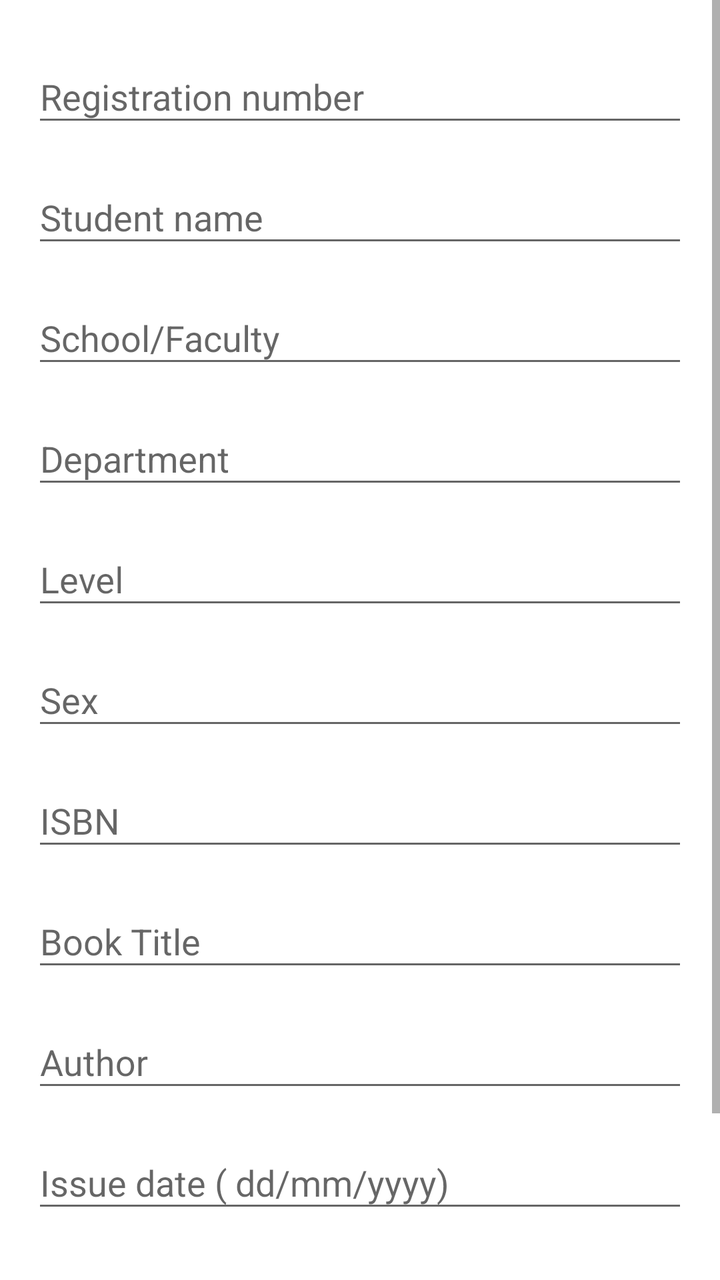
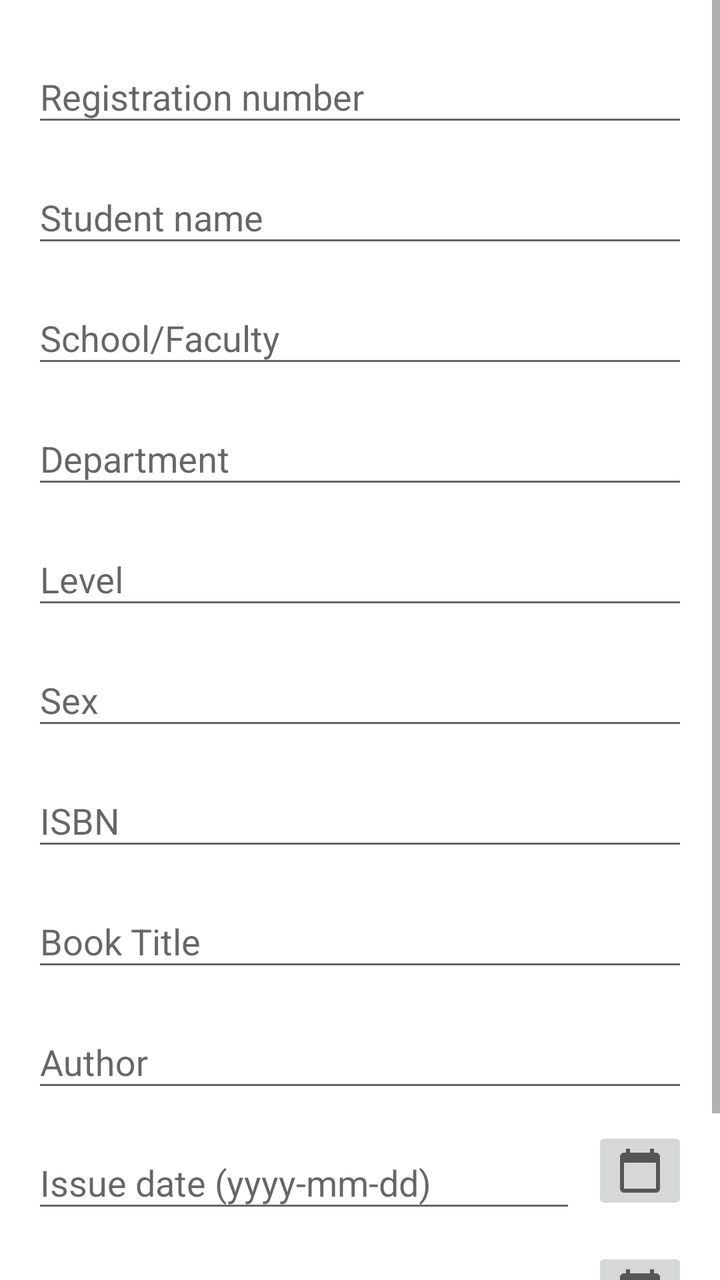

Compare the two renders of this Android layout. The source of the first and the diff that turns it into the second are given below.
<!-- AndroidManifest.xml: application theme Theme.LiberianPro -->
<!-- res/layout/activity_final_issue.xml -->
<?xml version="1.0" encoding="utf-8"?>
<androidx.constraintlayout.widget.ConstraintLayout xmlns:android="http://schemas.android.com/apk/res/android"
    xmlns:app="http://schemas.android.com/apk/res-auto"
    xmlns:tools="http://schemas.android.com/tools"
    android:layout_width="match_parent"
    android:layout_height="match_parent"
    android:background="@android:color/background_light"
    tools:context="com.issue_book.FinalIssueActivity">


    <ScrollView
        android:layout_width="0dp"
        android:layout_height="0dp"
        app:layout_constraintBottom_toBottomOf="parent"
        app:layout_constraintEnd_toEndOf="parent"
        app:layout_constraintStart_toStartOf="parent"
        app:layout_constraintTop_toTopOf="parent">

        <androidx.constraintlayout.widget.ConstraintLayout
            android:id="@+id/linearLayout"
            android:layout_width="match_parent"
            android:layout_height="wrap_content">

            <com.google.android.material.textfield.TextInputLayout
                android:id="@+id/textInputLayout13"
                android:layout_width="0dp"
                android:layout_height="wrap_content"
                android:layout_marginStart="16dp"
                android:layout_marginTop="16dp"
                android:layout_marginEnd="16dp"
                app:layout_constraintBottom_toTopOf="@+id/textInputLayout14"
                app:layout_constraintEnd_toEndOf="parent"
                app:layout_constraintStart_toStartOf="parent"
                app:layout_constraintTop_toTopOf="parent"
                app:layout_constraintVertical_chainStyle="packed">

                <com.google.android.material.textfield.TextInputEditText
                    android:id="@+id/issue_reg_number"
                    android:layout_width="match_parent"
                    android:layout_height="wrap_content"
                    android:editable="false"
                    android:hint="Registration number" />
            </com.google.android.material.textfield.TextInputLayout>

            <com.google.android.material.textfield.TextInputLayout
                android:id="@+id/textInputLayout14"
                android:layout_width="0dp"
                android:layout_height="wrap_content"
                android:layout_marginStart="16dp"
                android:layout_marginTop="8dp"
                android:layout_marginEnd="16dp"
                app:layout_constraintBottom_toTopOf="@+id/textInputLayout15"
                app:layout_constraintEnd_toEndOf="parent"
                app:layout_constraintStart_toStartOf="parent"
                app:layout_constraintTop_toBottomOf="@+id/textInputLayout13">

                <com.google.android.material.textfield.TextInputEditText
                    android:id="@+id/issue_student_name"
                    android:layout_width="match_parent"
                    android:layout_height="wrap_content"
                    android:editable="false"
                    android:hint="Student name" />
            </com.google.android.material.textfield.TextInputLayout>

            <com.google.android.material.textfield.TextInputLayout
                android:id="@+id/textInputLayout15"
                android:layout_width="0dp"
                android:layout_height="wrap_content"
                android:layout_marginStart="16dp"
                android:layout_marginTop="8dp"
                android:layout_marginEnd="16dp"
                app:layout_constraintBottom_toTopOf="@+id/textInputLayout16"
                app:layout_constraintEnd_toEndOf="parent"
                app:layout_constraintStart_toStartOf="parent"
                app:layout_constraintTop_toBottomOf="@+id/textInputLayout14">

                <com.google.android.material.textfield.TextInputEditText
                    android:id="@+id/issue_school"
                    android:layout_width="match_parent"
                    android:layout_height="wrap_content"
                    android:editable="false"
                    android:hint="School/Faculty" />
            </com.google.android.material.textfield.TextInputLayout>

            <com.google.android.material.textfield.TextInputLayout
                android:id="@+id/textInputLayout16"
                android:layout_width="0dp"
                android:layout_height="wrap_content"
                android:layout_marginStart="16dp"
                android:layout_marginTop="8dp"
                android:layout_marginEnd="16dp"
                app:layout_constraintBottom_toTopOf="@+id/textInputLayout17"
                app:layout_constraintEnd_toEndOf="parent"
                app:layout_constraintStart_toStartOf="parent"
                app:layout_constraintTop_toBottomOf="@+id/textInputLayout15">

                <com.google.android.material.textfield.TextInputEditText
                    android:id="@+id/issue_department"
                    android:layout_width="match_parent"
                    android:layout_height="wrap_content"
                    android:editable="false"
                    android:hint="Department" />
            </com.google.android.material.textfield.TextInputLayout>

            <com.google.android.material.textfield.TextInputLayout
                android:id="@+id/textInputLayout17"
                android:layout_width="0dp"
                android:layout_height="wrap_content"
                android:layout_marginStart="16dp"
                android:layout_marginTop="8dp"
                android:layout_marginEnd="16dp"
                app:layout_constraintBottom_toTopOf="@+id/textInputLayout24"
                app:layout_constraintEnd_toEndOf="parent"
                app:layout_constraintStart_toStartOf="parent"
                app:layout_constraintTop_toBottomOf="@+id/textInputLayout16">

                <com.google.android.material.textfield.TextInputEditText
                    android:id="@+id/issue_level"
                    android:layout_width="match_parent"
                    android:layout_height="wrap_content"
                    android:editable="false"
                    android:hint="Level" />
            </com.google.android.material.textfield.TextInputLayout>

            <com.google.android.material.textfield.TextInputLayout
                android:id="@+id/textInputLayout24"
                android:layout_width="0dp"
                android:layout_height="wrap_content"
                android:layout_marginStart="16dp"
                android:layout_marginTop="8dp"
                android:layout_marginEnd="16dp"
                app:layout_constraintBottom_toTopOf="@+id/textInputLayout18"
                app:layout_constraintEnd_toEndOf="parent"
                app:layout_constraintStart_toStartOf="parent"
                app:layout_constraintTop_toBottomOf="@+id/textInputLayout17">

                <com.google.android.material.textfield.TextInputEditText
                    android:id="@+id/issue_sex"
                    android:layout_width="match_parent"
                    android:layout_height="wrap_content"
                    android:editable="false"
                    android:hint="Sex" />
            </com.google.android.material.textfield.TextInputLayout>

            <com.google.android.material.textfield.TextInputLayout
                android:id="@+id/textInputLayout18"
                android:layout_width="0dp"
                android:layout_height="wrap_content"
                android:layout_marginStart="16dp"
                android:layout_marginTop="8dp"
                android:layout_marginEnd="16dp"
                app:layout_constraintBottom_toTopOf="@+id/textInputLayout19"
                app:layout_constraintEnd_toEndOf="parent"
                app:layout_constraintStart_toStartOf="parent"
                app:layout_constraintTop_toBottomOf="@+id/textInputLayout24">

                <com.google.android.material.textfield.TextInputEditText
                    android:id="@+id/issue_isbn"
                    android:layout_width="match_parent"
                    android:layout_height="wrap_content"
                    android:editable="false"
                    android:hint="ISBN" />
            </com.google.android.material.textfield.TextInputLayout>

            <com.google.android.material.textfield.TextInputLayout
                android:id="@+id/textInputLayout19"
                android:layout_width="0dp"
                android:layout_height="wrap_content"
                android:layout_marginStart="16dp"
                android:layout_marginTop="8dp"
                android:layout_marginEnd="16dp"
                app:layout_constraintBottom_toTopOf="@+id/textInputLayout20"
                app:layout_constraintEnd_toEndOf="parent"
                app:layout_constraintStart_toStartOf="parent"
                app:layout_constraintTop_toBottomOf="@+id/textInputLayout18">

                <com.google.android.material.textfield.TextInputEditText
                    android:id="@+id/issue_book_title"
                    android:layout_width="match_parent"
                    android:layout_height="wrap_content"
                    android:editable="false"
                    android:hint="Book Title" />
            </com.google.android.material.textfield.TextInputLayout>

            <com.google.android.material.textfield.TextInputLayout
                android:id="@+id/textInputLayout20"
                android:layout_width="0dp"
                android:layout_height="wrap_content"
                android:layout_marginStart="16dp"
                android:layout_marginTop="8dp"
                android:layout_marginEnd="16dp"
                app:layout_constraintBottom_toTopOf="@+id/textInputLayout21"
                app:layout_constraintEnd_toEndOf="parent"
                app:layout_constraintStart_toStartOf="parent"
                app:layout_constraintTop_toBottomOf="@+id/textInputLayout19">

                <com.google.android.material.textfield.TextInputEditText
                    android:id="@+id/issue_author"
                    android:layout_width="match_parent"
                    android:layout_height="wrap_content"
                    android:editable="false"
                    android:hint="Author" />
            </com.google.android.material.textfield.TextInputLayout>

            <com.google.android.material.textfield.TextInputLayout
                android:id="@+id/textInputLayout21"
                android:layout_width="0dp"
                android:layout_height="wrap_content"
                android:layout_marginStart="16dp"
                android:layout_marginTop="8dp"
                android:layout_marginEnd="16dp"
                app:layout_constraintBottom_toTopOf="@+id/textInputLayout22"
                app:layout_constraintEnd_toEndOf="parent"
                app:layout_constraintStart_toStartOf="parent"
                app:layout_constraintTop_toBottomOf="@+id/textInputLayout20">

                <com.google.android.material.textfield.TextInputEditText
                    android:id="@+id/issue_issuedate"
                    android:layout_width="match_parent"
                    android:layout_height="wrap_content"
                    android:editable="false"
                    android:hint="Issue date ( dd/mm/yyyy)" />
            </com.google.android.material.textfield.TextInputLayout>

            <com.google.android.material.textfield.TextInputLayout
                android:id="@+id/textInputLayout22"
                android:layout_width="0dp"
                android:layout_height="wrap_content"
                android:layout_marginStart="16dp"
                android:layout_marginTop="8dp"
                android:layout_marginEnd="16dp"
                app:layout_constraintBottom_toTopOf="@+id/button10"
                app:layout_constraintEnd_toEndOf="parent"
                app:layout_constraintStart_toStartOf="parent"
                app:layout_constraintTop_toBottomOf="@+id/textInputLayout21">

                <com.google.android.material.textfield.TextInputEditText
                    android:id="@+id/issue_returndate"
                    android:layout_width="match_parent"
                    android:layout_height="wrap_content"
                    android:hint="Return date (dd/mm/yyyy)" />
            </com.google.android.material.textfield.TextInputLayout>

            <Button
                android:id="@+id/button10"
                android:layout_width="0dp"
                android:layout_height="wrap_content"
                android:layout_marginStart="16dp"
                android:layout_marginTop="8dp"
                android:layout_marginEnd="16dp"
                android:layout_marginBottom="8dp"
                android:text="Issue Book"
                android:textAppearance="@style/TextAppearance.AppCompat.Body1"
                android:textSize="18sp"
                app:layout_constraintBottom_toBottomOf="parent"
                app:layout_constraintEnd_toEndOf="parent"
                app:layout_constraintStart_toStartOf="parent"
                app:layout_constraintTop_toBottomOf="@+id/textInputLayout22" />
        </androidx.constraintlayout.widget.ConstraintLayout>
    </ScrollView>
</androidx.constraintlayout.widget.ConstraintLayout>
<!-- resources referenced by this layout -->
<resources>
  <style name="Theme.LiberianPro" parent="Theme.AppCompat.Light.DarkActionBar">
          
          <item name="colorPrimary">@color/colorPrimary</item>
          <item name="colorPrimaryDark">@color/colorPrimaryDark</item>
          <item name="colorAccent">@color/colorAccent</item>
      </style>
  <color name="colorPrimary">#37474f</color>
  <color name="colorPrimaryDark">#37474f</color>
  <color name="colorAccent">#2196F3</color>
</resources>

<!-- the commit's change to res/layout/activity_final_issue.xml (unified diff, before → after) -->
@@ -9,6 +9,7 @@
 
 
     <ScrollView
+        android:id="@+id/issue_book_scroll_view"
         android:layout_width="0dp"
         android:layout_height="0dp"
         app:layout_constraintBottom_toBottomOf="parent"
@@ -38,7 +39,6 @@
                     android:id="@+id/issue_reg_number"
                     android:layout_width="match_parent"
                     android:layout_height="wrap_content"
-                    android:editable="false"
                     android:hint="Registration number" />
             </com.google.android.material.textfield.TextInputLayout>
 
@@ -58,7 +58,6 @@
                     android:id="@+id/issue_student_name"
                     android:layout_width="match_parent"
                     android:layout_height="wrap_content"
-                    android:editable="false"
                     android:hint="Student name" />
             </com.google.android.material.textfield.TextInputLayout>
 
@@ -78,7 +77,6 @@
                     android:id="@+id/issue_school"
                     android:layout_width="match_parent"
                     android:layout_height="wrap_content"
-                    android:editable="false"
                     android:hint="School/Faculty" />
             </com.google.android.material.textfield.TextInputLayout>
 
@@ -98,7 +96,6 @@
                     android:id="@+id/issue_department"
                     android:layout_width="match_parent"
                     android:layout_height="wrap_content"
-                    android:editable="false"
                     android:hint="Department" />
             </com.google.android.material.textfield.TextInputLayout>
 
@@ -118,7 +115,6 @@
                     android:id="@+id/issue_level"
                     android:layout_width="match_parent"
                     android:layout_height="wrap_content"
-                    android:editable="false"
                     android:hint="Level" />
             </com.google.android.material.textfield.TextInputLayout>
 
@@ -138,7 +134,6 @@
                     android:id="@+id/issue_sex"
                     android:layout_width="match_parent"
                     android:layout_height="wrap_content"
-                    android:editable="false"
                     android:hint="Sex" />
             </com.google.android.material.textfield.TextInputLayout>
 
@@ -158,7 +153,6 @@
                     android:id="@+id/issue_isbn"
                     android:layout_width="match_parent"
                     android:layout_height="wrap_content"
-                    android:editable="false"
                     android:hint="ISBN" />
             </com.google.android.material.textfield.TextInputLayout>
 
@@ -178,7 +172,6 @@
                     android:id="@+id/issue_book_title"
                     android:layout_width="match_parent"
                     android:layout_height="wrap_content"
-                    android:editable="false"
                     android:hint="Book Title" />
             </com.google.android.material.textfield.TextInputLayout>
 
@@ -189,7 +182,7 @@
                 android:layout_marginStart="16dp"
                 android:layout_marginTop="8dp"
                 android:layout_marginEnd="16dp"
-                app:layout_constraintBottom_toTopOf="@+id/textInputLayout21"
+                app:layout_constraintBottom_toTopOf="@+id/datelayout1"
                 app:layout_constraintEnd_toEndOf="parent"
                 app:layout_constraintStart_toStartOf="parent"
                 app:layout_constraintTop_toBottomOf="@+id/textInputLayout19">
@@ -198,32 +191,52 @@
                     android:id="@+id/issue_author"
                     android:layout_width="match_parent"
                     android:layout_height="wrap_content"
-                    android:editable="false"
                     android:hint="Author" />
             </com.google.android.material.textfield.TextInputLayout>
 
-            <com.google.android.material.textfield.TextInputLayout
-                android:id="@+id/textInputLayout21"
-                android:layout_width="0dp"
-                android:layout_height="wrap_content"
-                android:layout_marginStart="16dp"
-                android:layout_marginTop="8dp"
-                android:layout_marginEnd="16dp"
-                app:layout_constraintBottom_toTopOf="@+id/textInputLayout22"
+            <androidx.constraintlayout.widget.ConstraintLayout
+                android:id="@+id/datelayout1"
+                android:layout_width="0dp"
+                android:layout_height="wrap_content"
+                android:layout_marginStart="16dp"
+                android:layout_marginTop="8dp"
+                android:layout_marginEnd="16dp"
+                app:layout_constraintBottom_toTopOf="@+id/datelayout2"
                 app:layout_constraintEnd_toEndOf="parent"
                 app:layout_constraintStart_toStartOf="parent"
                 app:layout_constraintTop_toBottomOf="@+id/textInputLayout20">
 
-                <com.google.android.material.textfield.TextInputEditText
-                    android:id="@+id/issue_issuedate"
-                    android:layout_width="match_parent"
-                    android:layout_height="wrap_content"
-                    android:editable="false"
-                    android:hint="Issue date ( dd/mm/yyyy)" />
-            </com.google.android.material.textfield.TextInputLayout>
-
-            <com.google.android.material.textfield.TextInputLayout
-                android:id="@+id/textInputLayout22"
+                <com.google.android.material.textfield.TextInputLayout
+                    android:id="@+id/textInputLayout21"
+                    android:layout_width="0dp"
+                    android:layout_height="wrap_content"
+                    android:layout_marginEnd="8dp"
+                    app:layout_constraintBottom_toBottomOf="parent"
+                    app:layout_constraintEnd_toStartOf="@+id/imageButton3"
+                    app:layout_constraintStart_toStartOf="parent"
+                    app:layout_constraintTop_toTopOf="parent">
+
+                    <com.google.android.material.textfield.TextInputEditText
+                        android:id="@+id/issue_issuedate"
+                        android:layout_width="match_parent"
+                        android:layout_height="wrap_content"
+                        android:hint="Issue date (yyyy-mm-dd)" />
+                </com.google.android.material.textfield.TextInputLayout>
+
+                <ImageButton
+                    android:id="@+id/imageButton3"
+                    android:layout_width="wrap_content"
+                    android:layout_height="wrap_content"
+                    app:layout_constraintBottom_toBottomOf="parent"
+                    app:layout_constraintEnd_toEndOf="parent"
+                    app:layout_constraintStart_toEndOf="@+id/textInputLayout21"
+                    app:layout_constraintTop_toTopOf="parent"
+                    app:srcCompat="@drawable/ic_baseline_calendar_today_24" />
+            </androidx.constraintlayout.widget.ConstraintLayout>
+
+
+            <androidx.constraintlayout.widget.ConstraintLayout
+                android:id="@+id/datelayout2"
                 android:layout_width="0dp"
                 android:layout_height="wrap_content"
                 android:layout_marginStart="16dp"
@@ -232,14 +245,37 @@
                 app:layout_constraintBottom_toTopOf="@+id/button10"
                 app:layout_constraintEnd_toEndOf="parent"
                 app:layout_constraintStart_toStartOf="parent"
-                app:layout_constraintTop_toBottomOf="@+id/textInputLayout21">
-
-                <com.google.android.material.textfield.TextInputEditText
-                    android:id="@+id/issue_returndate"
-                    android:layout_width="match_parent"
-                    android:layout_height="wrap_content"
-                    android:hint="Return date (dd/mm/yyyy)" />
-            </com.google.android.material.textfield.TextInputLayout>
+                app:layout_constraintTop_toBottomOf="@+id/datelayout1">
+
+                <com.google.android.material.textfield.TextInputLayout
+                    android:id="@+id/textInputLayout22"
+                    android:layout_width="0dp"
+                    android:layout_height="wrap_content"
+                    android:layout_marginEnd="8dp"
+                    app:layout_constraintBottom_toBottomOf="parent"
+                    app:layout_constraintEnd_toStartOf="@+id/imageButton4"
+                    app:layout_constraintStart_toStartOf="parent"
+                    app:layout_constraintTop_toTopOf="parent">
+
+                    <com.google.android.material.textfield.TextInputEditText
+                        android:id="@+id/issue_returndate"
+                        android:layout_width="match_parent"
+                        android:layout_height="wrap_content"
+                        android:hint="Return date (yyyy-mm-dd)" />
+                </com.google.android.material.textfield.TextInputLayout>
+
+                <ImageButton
+                    android:id="@+id/imageButton4"
+                    android:layout_width="wrap_content"
+                    android:layout_height="wrap_content"
+                    app:layout_constraintBottom_toBottomOf="parent"
+                    app:layout_constraintEnd_toEndOf="parent"
+                    app:layout_constraintStart_toEndOf="@+id/textInputLayout22"
+                    app:layout_constraintTop_toTopOf="parent"
+                    app:srcCompat="@drawable/ic_baseline_calendar_today_24" />
+
+            </androidx.constraintlayout.widget.ConstraintLayout>
+
 
             <Button
                 android:id="@+id/button10"
@@ -255,7 +291,7 @@
                 app:layout_constraintBottom_toBottomOf="parent"
                 app:layout_constraintEnd_toEndOf="parent"
                 app:layout_constraintStart_toStartOf="parent"
-                app:layout_constraintTop_toBottomOf="@+id/textInputLayout22" />
+                app:layout_constraintTop_toBottomOf="@+id/datelayout2" />
         </androidx.constraintlayout.widget.ConstraintLayout>
     </ScrollView>
 </androidx.constraintlayout.widget.ConstraintLayout>
<!-- resource entries referenced after the edit -->
@@ -1,5 +1,16 @@
 <!-- resources referenced by this layout -->
 <resources>
+  <!-- drawable ic_baseline_calendar_today_24 (drawable) -->
+  <vector xmlns:android="http://schemas.android.com/apk/res/android"
+      android:width="24dp"
+      android:height="24dp"
+      android:viewportWidth="24"
+      android:viewportHeight="24"
+      android:tint="?attr/colorControlNormal">
+    <path
+        android:fillColor="@android:color/white"
+        android:pathData="M20,3h-1L19,1h-2v2L7,3L7,1L5,1v2L4,3c-1.1,0 -2,0.9 -2,2v16c0,1.1 0.9,2 2,2h16c1.1,0 2,-0.9 2,-2L22,5c0,-1.1 -0.9,-2 -2,-2zM20,21L4,21L4,8h16v13z"/>
+  </vector>
   <style name="Theme.LiberianPro" parent="Theme.AppCompat.Light.DarkActionBar">
           
           <item name="colorPrimary">@color/colorPrimary</item>
